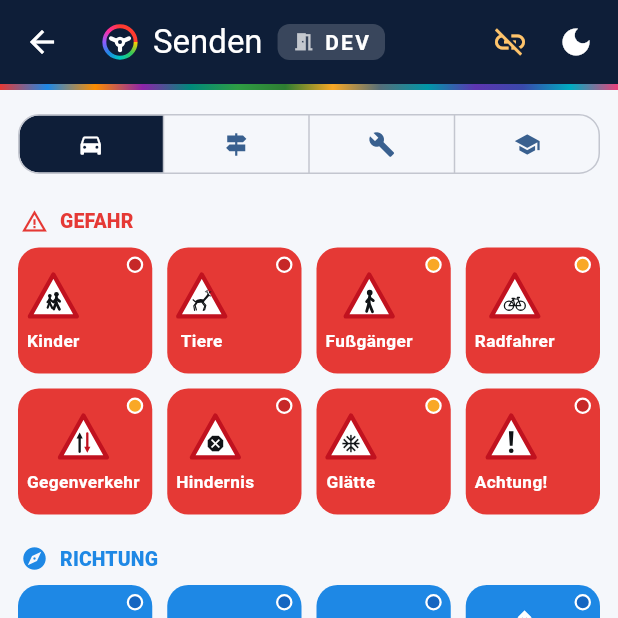
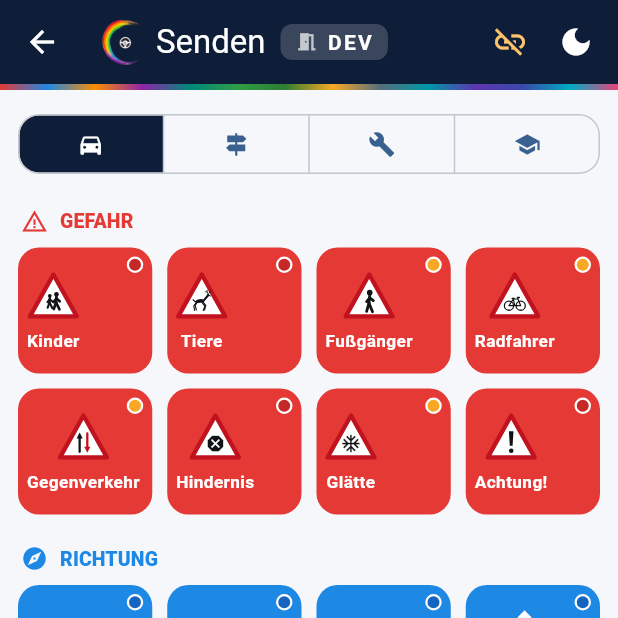
Before and after one commit to nineh90/fahrsignal, a Flutter app: the screen it shows after launch, after a tap on "Senden (Fahrlehrer)", on a phone screen of 412 x 824 dp, the top half of it. Run offline on Flutter 3.47's test engine with Material 3 defaults, Android fonts, the phone set to English and light mode, and no system bars; our stand-ins replace flutter_riverpod, supabase_flutter, wakelock_plus; missing offline and left inert: dart:js_interop; accounts and stored records are empty; network calls fail.

Commit message:
brand: Sarahs Logo als App-Marke + App-Icons
Der Lenkrad-Vektor weicht dem Logo der Fahrlehrerin (Regenbogenbogen um
Lenkrad mit Rollstuhl-Piktogramm). Klein wird das Signet ohne Schriftzug
gezeigt – bei 30 px wäre "Fahrlehrerin Sarah" nur Matsch. Es ist keine
Ausschnitt-Kopie, sondern nach dem Rezept aus Sarahs Website-Projekt neu
komponiert: im Originallogo sitzt das Lenkrad hoch und rechts, weil
darunter der Schriftzug steht.

Assets als WebP – die Aquarell-Verläufe komprimieren als PNG viermal so
groß (1,2 MB statt 300 kB), und die Web-App lädt über Mobilfunk.

App-Icons (Web/PWA, Android, iOS) aus dem Signet auf Creme #FDF8F0,
demselben Ton wie manifest.json als background_color trägt – sonst
blitzt beim PWA-Start ein weißer Rand ums Icon. iOS-Icons ohne
Alphakanal.

FahrSignalLogo bleibt in brand.dart, aber ungenutzt: aufgehoben als
neutrale Marke, falls die App über Sarahs Fahrschule hinauswächst.

Co-Authored-By: Claude Opus 5 (1M context) <noreply@anthropic.com>

```diff
--- a/lib/ui/brand.dart
+++ b/lib/ui/brand.dart
@@ -100,7 +100,50 @@ ThemeData fahrSignalTheme(Brightness brightness) {
   );
 }
 
-/// Das FahrSignal-Logo (Lenkrad im Regenbogen-Ring) als Vektor.
+/// Logo der Fahrlehrerin – seit 08.08.2026 die Marke der App.
+///
+/// [signet] zeigt nur Bogen + Lenkrad **ohne Schriftzug**. Das ist unter rund
+/// 60 px Pflicht: klein skaliert wäre „Fahrlehrerin Sarah" nur Matsch.
+/// [onDark] wählt die helle Variante (Schrift creme, Lenkrad invertiert) –
+/// ohne Angabe entscheidet die Theme-Helligkeit. Auf dem Empfängerschirm muss
+/// der Aufrufer sie setzen, dort bestimmt die Dringlichkeitsfarbe den Grund.
+class SarahLogo extends StatelessWidget {
+  /// Höhe in Logischen Pixeln; die Breite folgt dem Seitenverhältnis.
+  final double size;
+  final bool signet;
+  final bool? onDark;
+
+  const SarahLogo({
+    super.key,
+    required this.size,
+    this.signet = false,
+    this.onDark,
+  });
+
+  @override
+  Widget build(BuildContext context) {
+    final dark = onDark ?? (Theme.of(context).brightness == Brightness.dark);
+    final asset = switch ((signet, dark)) {
+      (true, true) => 'assets/logo_sarah_signet_hell.webp',
+      (true, false) => 'assets/logo_sarah_signet.webp',
+      (false, true) => 'assets/logo_sarah_hell.webp',
+      (false, false) => 'assets/logo_sarah.webp',
+    };
+    return Image.asset(
+      asset,
+      height: size,
+      fit: BoxFit.contain,
+      // Das Logo trägt den Namen selbst – für Screenreader benannt, damit die
+      // Empfängeransicht nicht mit einem unbeschrifteten Bild beginnt.
+      semanticLabel: 'Fahrlehrerin Sarah',
+    );
+  }
+}
+
+/// Das frühere FahrSignal-Logo (Lenkrad im Regenbogen-Ring) als Vektor.
+/// **Zurzeit nirgends eingebunden** – ersetzt durch [SarahLogo], aber
+/// aufgehoben: kann als neutrale Marke wieder gebraucht werden, wenn die App
+/// über Sarahs Fahrschule hinaus geht.
 /// Die Lenkrad-Farbe passt sich dem Theme an (Navy hell / Weiß dunkel),
 /// kann aber per [wheelColor]/[dotColor] überschrieben werden.
 class FahrSignalLogo extends StatelessWidget {
--- a/lib/ui/receiver_view.dart
+++ b/lib/ui/receiver_view.dart
@@ -177,7 +177,13 @@ class _ReceiverViewState extends ConsumerState<ReceiverView>
             left: 16,
             child: Opacity(
               opacity: 0.9,
-              child: FahrSignalLogo(size: 26, wheelColor: fg, dotColor: bg),
+              // Helle Variante überall außer auf Gelb ("achtung") – dort ist
+              // der Grund hell und die Schrift dunkel.
+              child: SarahLogo(
+                size: 34,
+                signet: true,
+                onDark: fg.computeLuminance() > 0.5,
+              ),
             ),
           ),
           // Dezenter Ausgang oben rechts – klein & mit Rückfrage, damit die
--- a/lib/ui/sender_grid.dart
+++ b/lib/ui/sender_grid.dart
@@ -81,11 +81,9 @@ class _SenderGridState extends ConsumerState<SenderGrid> {
         title: Row(
           mainAxisSize: MainAxisSize.min,
           children: [
-            const FahrSignalLogo(
-              size: 24,
-              wheelColor: Colors.white,
-              dotColor: kBrandNavy,
-            ),
+            // Navy-Header ⇒ immer die helle Variante, sonst verschwindet das
+            // Lenkrad im dunklen Grund.
+            const SarahLogo(size: 30, signet: true, onDark: true),
             const SizedBox(width: 10),
             const Text('Senden'),
             const SizedBox(width: 10),
--- a/lib/ui/start_screen.dart
+++ b/lib/ui/start_screen.dart
@@ -55,7 +55,7 @@ class _StartScreenState extends ConsumerState<StartScreen> {
               child: Column(
                 mainAxisSize: MainAxisSize.min,
                 children: [
-                  const FahrSignalLogo(size: 92),
+                  const SarahLogo(size: 132),
                   const SizedBox(height: 14),
                   const FahrSignalWordmark(fontSize: 34),
                   const SizedBox(height: 10),
```
Also changed, not shown: pubspec.yaml (+7 -4 lines), assets/logo_sarah.webp (added), assets/logo_sarah_hell.webp (added), assets/logo_sarah_signet.webp (added), assets/logo_sarah_signet_hell.webp (added), images/logo_sarah_bogen.webp (added), images/logo_sarah_master.png (added), 27 other files.
